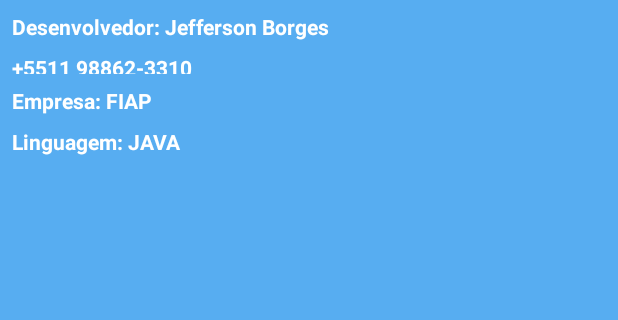
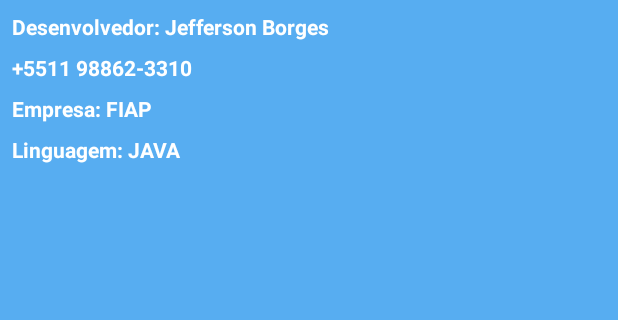
Before and after one commit to jeffersonborges/RentResidence, an Android app: the fragment AboutFragment placed in its activity, on a phone screen of 412 x 824 dp, the part 556-876 px from its top. Run offline under Robolectric (Android 15) with nearby library versions, the phone set to English and light mode, and no system bars; our stand-ins replace Firebase (no records; nobody signed in at launch, a user with empty details on screens opened directly).

Commit message:
Última versão do App

```diff
--- a/app/src/main/res/layout/fragment_about.xml
+++ b/app/src/main/res/layout/fragment_about.xml
@@ -47,7 +47,7 @@
     <TextView
         android:id="@+id/about_telephone"
         android:layout_width="0dp"
-        android:layout_height="14dp"
+        android:layout_height="wrap_content"
         android:layout_marginStart="8dp"
         android:layout_marginLeft="8dp"
         android:layout_marginTop="8dp"
```
Also changed, not shown: 1 other file.
